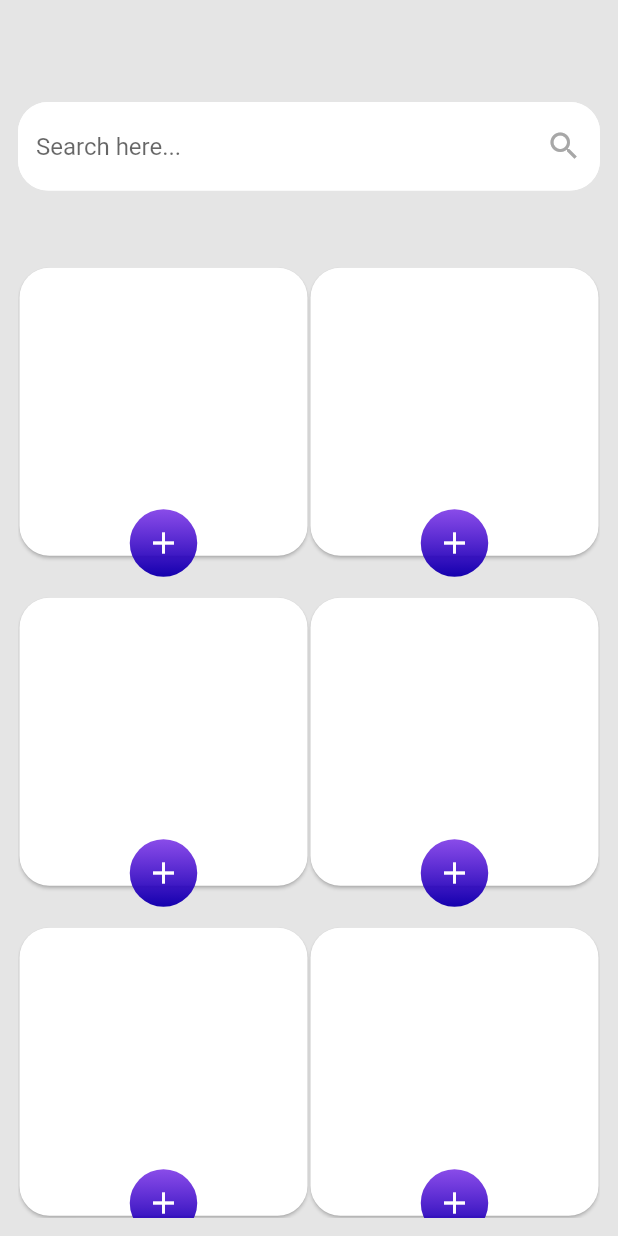
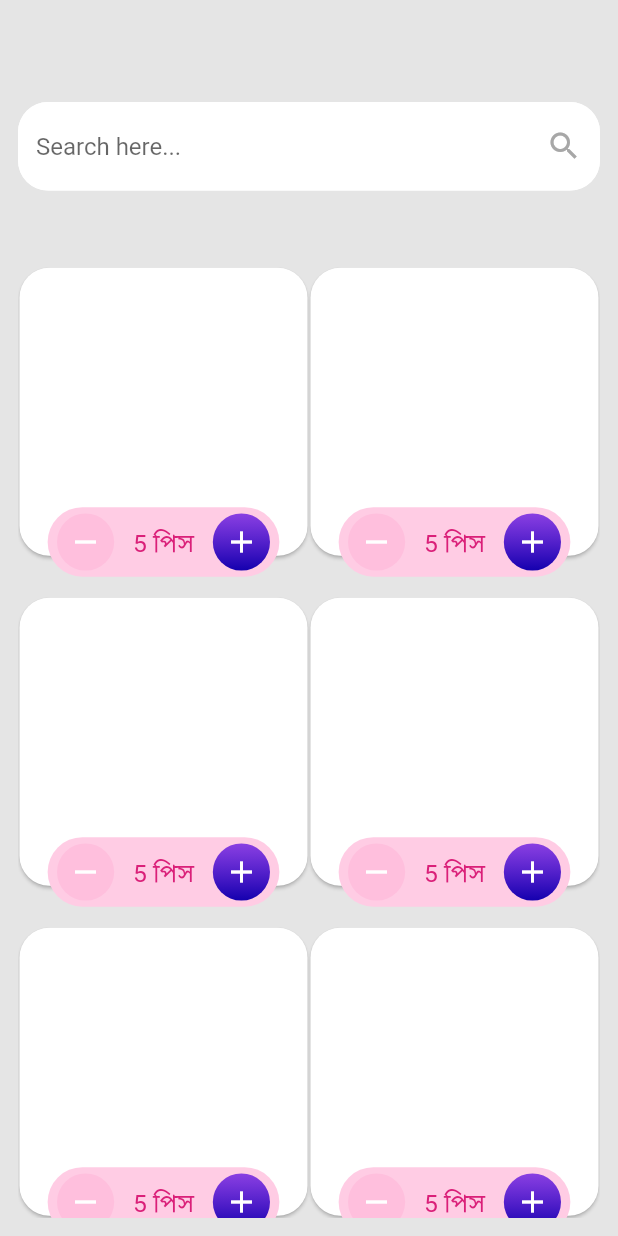
Before and after one commit to metaspook/eshop, a Flutter app: the screen it shows after launch, on a phone screen of 412 x 824 dp. Run offline on Flutter 3.47's test engine with Material 2 defaults, Android fonts, the phone set to English and light mode, and no system bars.

Commit message:
add widget quantity_button_bar

```diff
--- a/lib/pages/products_page.dart
+++ b/lib/pages/products_page.dart
@@ -44,7 +44,7 @@ class ProductsPage extends StatelessWidget {
                       ),
                       Positioned(
                         bottom: -10,
-                        child: AddToCartButton(),
+                        child: QuantityButtonBar(),
                       ),
                     ],
                   ),
--- a/lib/utils/app_colors.dart
+++ b/lib/utils/app_colors.dart
@@ -6,4 +6,7 @@ class AppColors {
   static const card = Color(0xFFFFFFFF);
   static const searchIcon = Color(0xFFA7A7A7);
   static const transparent = Colors.transparent;
+  static const textPrimary = Color(0xFFDA2079);
+  static const textSecondary1 = Color(0xFF19181B);
+  static const textSecondary2 = Color(0xFF646464);
 }
--- a/lib/widgets/add_to_cart_button.dart
+++ b/lib/widgets/add_to_cart_button.dart
@@ -17,7 +17,6 @@ class AddToCartButton extends StatelessWidget {
               const Color(0xFF6210E1).withOpacity(.75),
               const Color(0xFF1400AE),
             ]),
-        color: Colors.amber,
         shape: BoxShape.circle,
       ),
       child: const Icon(
--- /dev/null
+++ b/lib/widgets/quantity_button_bar.dart
@@ -0,0 +1,70 @@
+import 'package:eshop/utils/utils.dart';
+import 'package:flutter/material.dart';
+
+class QuantityButtonBar extends StatelessWidget {
+  const QuantityButtonBar({super.key});
+
+  @override
+  Widget build(BuildContext context) {
+    final shotestSide = MediaQuery.of(context).size.shortestSide;
+    return Container(
+      height: shotestSide * .1125,
+      width: shotestSide * .375,
+      decoration: BoxDecoration(
+          color: const Color(0xFFFFCCE4),
+          borderRadius: BorderRadius.circular(25)),
+      child: Row(
+        mainAxisAlignment: MainAxisAlignment.spaceAround,
+        children: [
+          // Decrement button.
+          GestureDetector(
+            onTap: () {
+              print('Decrement');
+            },
+            child: Container(
+              height: shotestSide * .0925,
+              width: shotestSide * .0925,
+              decoration: const BoxDecoration(
+                color: Color(0xFFFFBFDD),
+                shape: BoxShape.circle,
+              ),
+              child: const Icon(
+                Icons.remove,
+                color: AppColors.card,
+              ),
+            ),
+          ),
+          Text(
+            '5 পিস',
+            style: TextStyle(
+                fontSize: shotestSide * .04, color: AppColors.textPrimary),
+          ),
+          // Increment button.
+          GestureDetector(
+            onTap: () {
+              print('Increment');
+            },
+            child: Container(
+              height: shotestSide * .0925,
+              width: shotestSide * .0925,
+              decoration: BoxDecoration(
+                gradient: LinearGradient(
+                    begin: Alignment.topCenter,
+                    end: Alignment.bottomCenter,
+                    colors: [
+                      const Color(0xFF6210E1).withOpacity(.75),
+                      const Color(0xFF1400AE),
+                    ]),
+                shape: BoxShape.circle,
+              ),
+              child: const Icon(
+                Icons.add,
+                color: AppColors.card,
+              ),
+            ),
+          ),
+        ],
+      ),
+    );
+  }
+}
--- a/lib/widgets/widgets.dart
+++ b/lib/widgets/widgets.dart
@@ -1,3 +1,4 @@
 export 'add_to_cart_button.dart';
 export 'product_card.dart';
+export 'quantity_button_bar.dart';
 export 'search_bar.dart';
```
